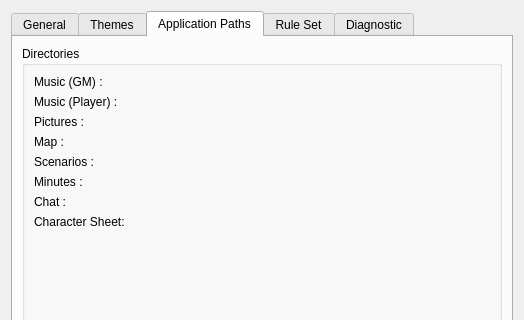
Before: the Qt Designer form client/preferences/preferencesdialogbox.ui in Rolisteam/rolisteam, drawn with Qt 5; both pictures show x 0 to 524 and y 0 to 320 of the 524 by 975 pixel window.
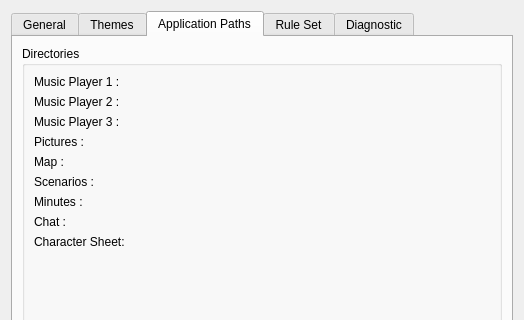
After: the same form once the commit is applied. The open tabs and pages were chosen to show the change. Icons and pictures are not drawn. Custom widgets are drawn as their Qt base class.

Commit message: fix #93 - issue about music directory Must be tested on Windows.

Diff of the .ui file:
```diff
--- a/client/preferences/preferencesdialogbox.ui
+++ b/client/preferences/preferencesdialogbox.ui
@@ -824,14 +824,21 @@
               <item>
                <widget class="QLabel" name="label_2">
                 <property name="text">
-                 <string>Music (GM) :</string>
+                 <string>Music Player 1 :</string>
                 </property>
                </widget>
               </item>
               <item>
                <widget class="QLabel" name="label_3">
                 <property name="text">
-                 <string>Music (Player) :</string>
+                 <string>Music Player 2 :</string>
+                </property>
+               </widget>
+              </item>
+              <item>
+               <widget class="QLabel" name="label_32">
+                <property name="text">
+                 <string>Music Player 3 :</string>
                 </property>
                </widget>
               </item>
```
Left out of the diff: 9 changed lines with no effect on the pictures. The commit also changes 7 other files.
